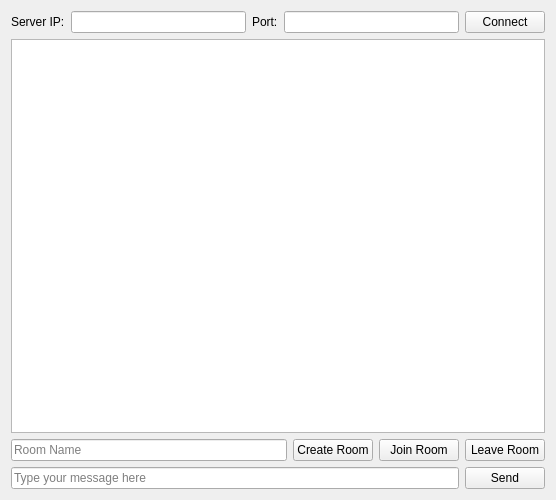
This is ChatClient/tcpclient.ui in BlueBird-0/VEDA_QtChat as Qt 5 draws it before an edit. The edited form follows.
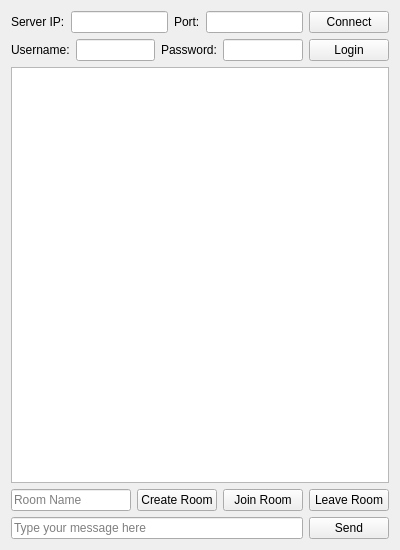
This is the edited form.

Commit message:
feat/chatroom : login 기능 추가
todo : db 연동

What changed in the file:
```diff
--- a/ChatClient/tcpclient.ui
+++ b/ChatClient/tcpclient.ui
@@ -6,8 +6,8 @@
    <rect>
     <x>0</x>
     <y>0</y>
-    <width>556</width>
-    <height>500</height>
+    <width>400</width>
+    <height>550</height>
    </rect>
   </property>
   <property name="windowTitle">
@@ -45,6 +45,41 @@
      </item>
     </layout>
    </item>
+   <item>
+    <layout class="QHBoxLayout" name="horizontalLayout_4">
+     <item>
+      <widget class="QLabel" name="label_3">
+       <property name="text">
+        <string>Username:</string>
+       </property>
+      </widget>
+     </item>
+     <item>
+      <widget class="QLineEdit" name="usernameEdit"/>
+     </item>
+     <item>
+      <widget class="QLabel" name="label_4">
+       <property name="text">
+        <string>Password:</string>
+       </property>
+      </widget>
+     </item>
+     <item>
+      <widget class="QLineEdit" name="passwordEdit">
+       <property name="echoMode">
+        <enum>QLineEdit::Password</enum>
+       </property>
+      </widget>
+     </item>
+     <item>
+      <widget class="QPushButton" name="loginButton">
+       <property name="text">
+        <string>Login</string>
+       </property>
+      </widget>
+     </item>
+    </layout>
+   </item>
    <item>
     <widget class="QPlainTextEdit" name="chatDisplay">
      <property name="readOnly">
```
The commit also changes 5 other files.
